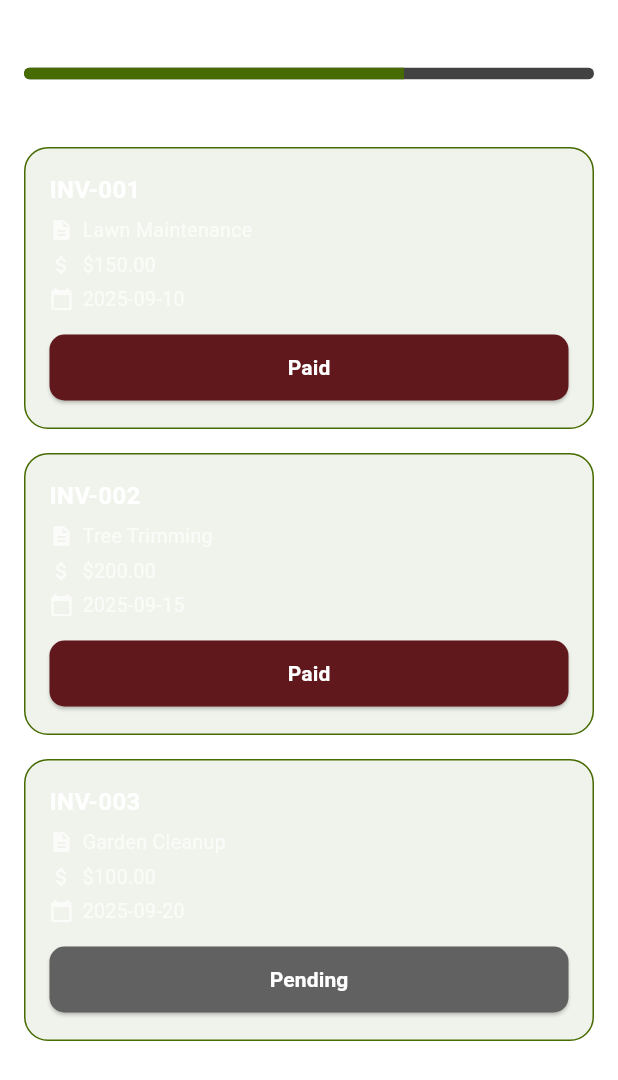
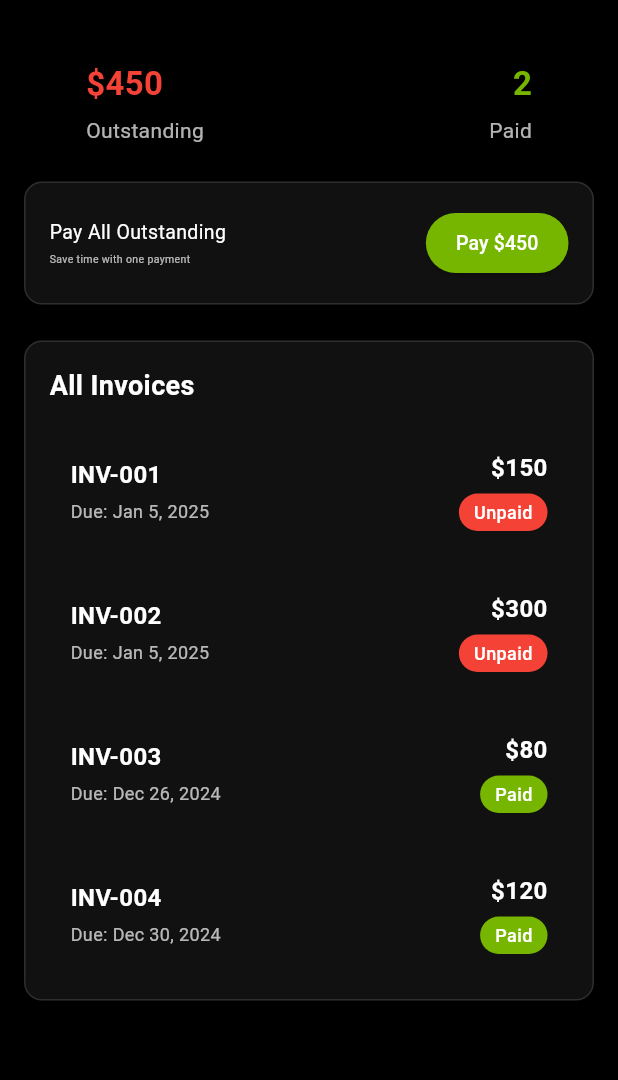
Before and after one commit to abdulrehman104/Outdoors-Mobile-App, a Flutter app: the InvoicesScreen screen opened directly, on a phone screen of 412 x 824 dp. Shown: the top 1080 px of the screen. Run offline on Flutter 3.47's test engine with Material 3 defaults, Android fonts, the phone set to English and light mode, and no system bars; our stand-ins replace dio, flutter_secure_storage, shared_preferences; accounts and stored records are empty; project files that could hold a hidden picture were left out.

Commit message:
Inovice Screen- Cusotmer

```diff
--- a/lib/features/customer/invoices/view/invoices_screen.dart
+++ b/lib/features/customer/invoices/view/invoices_screen.dart
@@ -5,56 +5,255 @@ class InvoicesScreen extends StatelessWidget {
 
   @override
   Widget build(BuildContext context) {
-    return SingleChildScrollView(
+    return Scaffold(
+      backgroundColor: Colors.black,
+      body: SingleChildScrollView(
         padding: const EdgeInsets.all(16.0),
         child: Column(
           crossAxisAlignment: CrossAxisAlignment.start,
           children: [
-          // Invoice Summary Section
-          Text(
-            "Invoice Summary",
-            style: TextStyle(color: Colors.white, fontSize: 16, fontWeight: FontWeight.w600),
-          ),
-          SizedBox(height: 6),
-          ClipRRect(
-            borderRadius: BorderRadius.circular(8),
-            child: LinearProgressIndicator(
-              value: 2 / 3,
-              minHeight: 8,
-              backgroundColor: Colors.grey[800],
-              valueColor: AlwaysStoppedAnimation<Color>(Color(0xFF466B00)),
+            const SizedBox(height: 24),
+            // Outstanding and Paid Section (Above Container)
+            Row(
+              mainAxisAlignment: MainAxisAlignment.center, // Center the columns
+              children: [
+                // Outstanding Column
+                Column(
+                  crossAxisAlignment: CrossAxisAlignment.start,
+                  children: [
+                    const Text(
+                      "\$450",
+                      style: TextStyle(
+                        color: Colors.red,
+                        fontSize: 22,
+                        fontWeight: FontWeight.bold,
                       ),
                     ),
-          SizedBox(height: 6),
-          Text(
-            "2 of 3 Invoices Paid",
-            style: TextStyle(color: Colors.white70, fontSize: 13),
+                    const SizedBox(height: 6),
+                    const Text(
+                      "Outstanding",
+                      style: TextStyle(
+                        color: Colors.white70,
+                        fontSize: 14,
                       ),
-          SizedBox(height: 20),
-          // Invoice Cards Section
+                    ),
+                  ],
+                ),
+                const SizedBox(width: 190), // Increased gap between Outstanding and Paid
+                // Paid Column
+                Column(
+                  crossAxisAlignment: CrossAxisAlignment.end,
+                  children: [
+                    const Text(
+                      "2",
+                      style: TextStyle(
+                        color: Color(0xFF76B500),
+                        fontSize: 22,
+                        fontWeight: FontWeight.bold,
+                      ),
+                    ),
+                    const SizedBox(height: 6),
+                    const Text(
+                      "Paid",
+                      style: TextStyle(
+                        color: Colors.white70,
+                        fontSize: 14,
+                      ),
+                    ),
+                  ],
+                ),
+              ],
+            ),
+            const SizedBox(height: 24),
+            // Invoice Summary Section (Container with Pay All Outstanding and Pay Button)
+            Container(
+              padding: const EdgeInsets.all(16),
+              decoration: BoxDecoration(
+                color: const Color(0xFF111111),
+                borderRadius: BorderRadius.circular(12),
+                border: Border.all(color: Colors.white12, width: 1),
+              ),
+              child: Row(
+                mainAxisAlignment: MainAxisAlignment.spaceBetween,
+                children: [
+                  // Pay All Outstanding Text (Left Side)
                   Column(
                     crossAxisAlignment: CrossAxisAlignment.start,
-            children: const [
+                    children: [
+                      const Text(
+                        "Pay All Outstanding",
+                        style: TextStyle(
+                          color: Colors.white,
+                          fontSize: 13,
+                        ),
+                      ),
+                      const SizedBox(height: 4),
+                      const Text(
+                        "Save time with one payment",
+                        style: TextStyle(
+                          color: Colors.white70,
+                          fontSize: 7,
+                          fontWeight: FontWeight.normal,
+                        ),
+                      ),
+                    ],
+                  ),
+                  // Pay Button (Right Side)
+                  ElevatedButton(
+                    onPressed: () {},
+                    style: ElevatedButton.styleFrom(
+                      backgroundColor: const Color(0xFF76B500),
+                      padding: const EdgeInsets.symmetric(horizontal: 20, vertical: 10),
+                      shape: RoundedRectangleBorder(
+                        borderRadius: BorderRadius.circular(30),
+                      ),
+                    ),
+                    child: const Text(
+                      "Pay \$450",
+                      style: TextStyle(color: Colors.white, fontSize: 13),
+                    ),
+                  ),
+                ],
+              ),
+            ),
+            const SizedBox(height: 24),
+            // All Invoices Section (Wrapped in Container)
+            Container(
+              padding: const EdgeInsets.all(16),
+              decoration: BoxDecoration(
+                color: const Color(0xFF111111),
+                borderRadius: BorderRadius.circular(12),
+                border: Border.all(color: Colors.white12, width: 1),
+              ),
+              child: Column(
+                crossAxisAlignment: CrossAxisAlignment.start,
+                children: [
+                  const Text(
+                    "All Invoices",
+                    style: TextStyle(
+                      color: Colors.white,
+                      fontSize: 18,
+                      fontWeight: FontWeight.w600,
+                    ),
+                  ),
+                  const SizedBox(height: 16),
                   InvoiceCard(
                     invoiceNumber: "INV-001",
-                service: "Lawn Maintenance",
-                amount: "\$150.00",
-                dueDate: "2025-09-10",
-                status: "Paid",
+                    amount: "\$150",
+                    dueDate: "Due: Jan 5, 2025",
+                    status: "Unpaid",
+                    statusColor: Colors.red,
                   ),
+                  const SizedBox(height: 12),
                   InvoiceCard(
                     invoiceNumber: "INV-002",
-                service: "Tree Trimming",
-                amount: "\$200.00",
-                dueDate: "2025-09-15",
-                status: "Paid",
+                    amount: "\$300",
+                    dueDate: "Due: Jan 5, 2025",
+                    status: "Unpaid",
+                    statusColor: Colors.red,
                   ),
+                  const SizedBox(height: 12),
                   InvoiceCard(
                     invoiceNumber: "INV-003",
-                service: "Garden Cleanup",
-                amount: "\$100.00",
-                dueDate: "2025-09-20",
-                status: "Pending",
+                    amount: "\$80",
+                    dueDate: "Due: Dec 26, 2024",
+                    status: "Paid",
+                    statusColor: const Color(0xFF76B500),
+                  ),
+                  const SizedBox(height: 12),
+                  InvoiceCard(
+                    invoiceNumber: "INV-004",
+                    amount: "\$120",
+                    dueDate: "Due: Dec 30, 2024",
+                    status: "Paid",
+                    statusColor: const Color(0xFF76B500),
+                  ),
+                ],
+              ),
+            ),
+          ],
+        ),
+      ),
+    );
+  }
+}
+
+class InvoiceCard extends StatelessWidget {
+  final String invoiceNumber;
+  final String amount;
+  final String dueDate;
+  final String status;
+  final Color statusColor;
+
+  const InvoiceCard({
+    super.key,
+    required this.invoiceNumber,
+    required this.amount,
+    required this.dueDate,
+    required this.status,
+    required this.statusColor,
+  });
+
+  @override
+  Widget build(BuildContext context) {
+    return Container(
+      padding: const EdgeInsets.all(14),
+      decoration: BoxDecoration(
+        color: const Color(0xFF111111),
+        borderRadius: BorderRadius.circular(12),
+      ),
+      child: Row(
+        mainAxisAlignment: MainAxisAlignment.spaceBetween,
+        children: [
+          // Left Section
+          Column(
+            crossAxisAlignment: CrossAxisAlignment.start,
+            children: [
+              Text(
+                invoiceNumber,
+                style: const TextStyle(
+                  color: Colors.white,
+                  fontSize: 16,
+                  fontWeight: FontWeight.w600,
+                ),
+              ),
+              const SizedBox(height: 4),
+              Text(
+                dueDate,
+                style: const TextStyle(
+                  color: Colors.white70,
+                  fontSize: 12,
+                ),
+              ),
+            ],
+          ),
+          // Right Section
+          Column(
+            crossAxisAlignment: CrossAxisAlignment.end,
+            children: [
+              Text(
+                amount,
+                style: const TextStyle(
+                  color: Colors.white,
+                  fontSize: 16,
+                  fontWeight: FontWeight.w600,
+                ),
+              ),
+              const SizedBox(height: 6),
+              Container(
+                padding: const EdgeInsets.symmetric(horizontal: 10, vertical: 4),
+                decoration: BoxDecoration(
+                  color: statusColor,
+                  borderRadius: BorderRadius.circular(20),
+                ),
+                child: Text(
+                  status,
+                  style: const TextStyle(
+                    color: Colors.white,
+                    fontSize: 12,
+                    fontWeight: FontWeight.w500,
+                  ),
+                ),
               ),
             ],
           ),
@@ -63,92 +262,3 @@ class InvoicesScreen extends StatelessWidget {
     );
   }
 }
-
-class InvoiceCard extends StatelessWidget {
-  final String invoiceNumber;
-  final String service;
-  final String amount;
-  final String dueDate;
-  final String status;
-
-  const InvoiceCard({
-    super.key,
-    required this.invoiceNumber,
-    required this.service,
-    required this.amount,
-    required this.dueDate,
-    required this.status,
-  });
-
-  @override
-  Widget build(BuildContext context) {
-    bool isPaid = status == "Paid";
-
-    return Container(
-      margin: const EdgeInsets.only(bottom: 16),
-      padding: const EdgeInsets.all(16),
-      decoration: BoxDecoration(
-        color: const Color(0x14466B00), // Transparent card
-        borderRadius: BorderRadius.circular(16),
-        border: Border.all(color: const Color(0xFF466B00), width: 1),
-      ),
-      child: Column(
-        crossAxisAlignment: CrossAxisAlignment.start,
-        children: [
-          Text(
-            invoiceNumber,
-            style: const TextStyle(color: Colors.white, fontSize: 16, fontWeight: FontWeight.bold),
-          ),
-          const SizedBox(height: 6),
-          Row(
-            children: [
-              const Icon(Icons.description, size: 16, color: Colors.white70),
-              const SizedBox(width: 6),
-              Expanded(
-                child: Text(
-                  service,
-                  style: const TextStyle(color: Colors.white70, fontSize: 13),
-                  overflow: TextOverflow.ellipsis,
-                ),
-              ),
-            ],
-          ),
-          const SizedBox(height: 4),
-          Row(
-            children: [
-              const Icon(Icons.attach_money, size: 16, color: Colors.white70),
-              const SizedBox(width: 6),
-              Text(amount, style: const TextStyle(color: Colors.white70, fontSize: 13)),
-            ],
-          ),
-          const SizedBox(height: 4),
-          Row(
-            children: [
-              const Icon(Icons.calendar_today, size: 16, color: Colors.white70),
-              const SizedBox(width: 6),
-              Text(dueDate, style: const TextStyle(color: Colors.white70, fontSize: 13)),
-            ],
-          ),
-          const SizedBox(height: 12),
-          SizedBox(
-            width: double.infinity,
-            child: ElevatedButton(
-              style: ElevatedButton.styleFrom(
-                backgroundColor: isPaid ? const Color(0xFF61181D) : Colors.grey[700],
-                padding: const EdgeInsets.symmetric(vertical: 12),
-                shape: RoundedRectangleBorder(
-                  borderRadius: BorderRadius.circular(10),
-                ),
-              ),
-              onPressed: () {},
-              child: Text(
-                status,
-                style: const TextStyle(color: Colors.white, fontWeight: FontWeight.w600),
-              ),
-            ),
-          ),
-        ],
-      ),
-    );
-  }
-}
```
Lines whose indentation alone changed are shown as unchanged.
